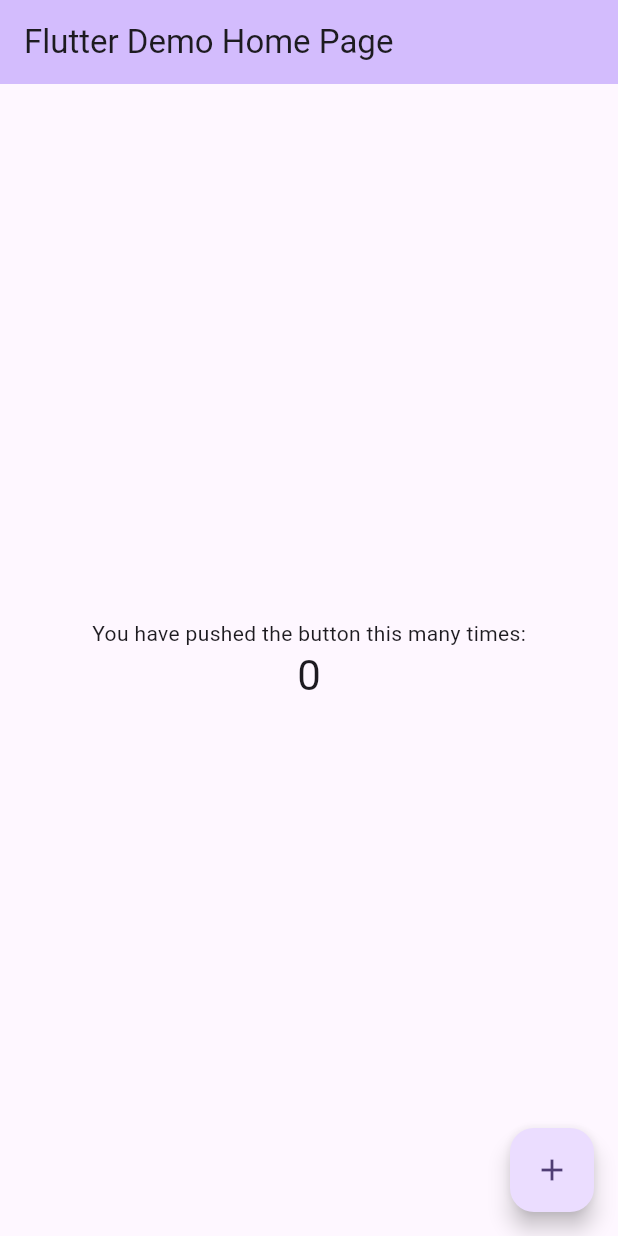
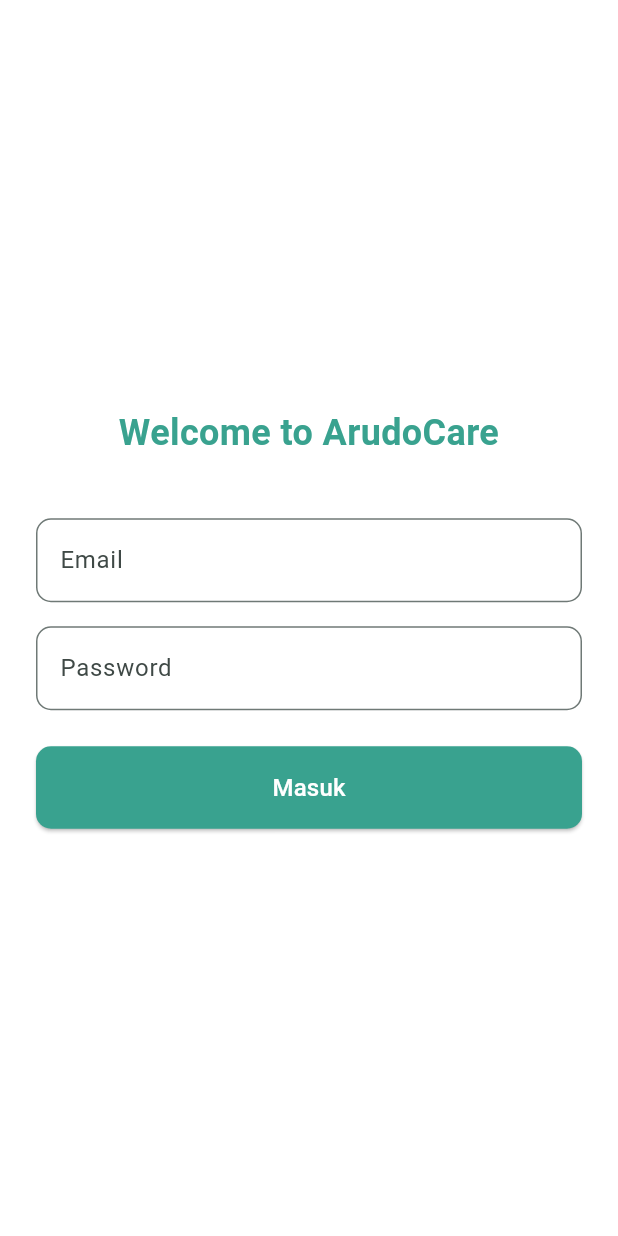
Before and after one commit to ryahazzel/arudocare, a Flutter app: the screen it shows after launch, on a phone screen of 412 x 824 dp. Run offline on Flutter 3.47's test engine with Material 3 defaults, Android fonts, the phone set to English and light mode, and no system bars; our stand-ins replace dio, shared_preferences.

Commit message:
feat: login screen and auth provider

```diff
--- /dev/null
+++ b/mobile/lib/core/api/api_client.dart
@@ -0,0 +1,15 @@
+import 'package:dio/dio.dart';
+
+class ApiClient {
+  static const String baseUrl = 'http://10.0.2.2:8001/api';
+
+  final Dio dio = Dio(BaseOptions(
+    baseUrl: baseUrl,
+    connectTimeout: const Duration(seconds: 10),
+    receiveTimeout: const Duration(seconds: 10),
+    headers: {
+      'Content-Type': 'application/json',
+      'Accept': 'application/json',
+    },
+  ));
+}
--- /dev/null
+++ b/mobile/lib/features/auth/presentations/login_screen.dart
@@ -0,0 +1,98 @@
+import 'package:flutter/material.dart';
+import 'package:provider/provider.dart';
+import '../providers/auth_provider.dart';
+
+class LoginScreen extends StatefulWidget {
+  @override
+  _LoginScreenState createState() => _LoginScreenState();
+}
+
+class _LoginScreenState extends State<LoginScreen> {
+  final _emailController = TextEditingController();
+  final _passwordController = TextEditingController();
+
+  @override
+  Widget build(BuildContext context) {
+    final authProvider = Provider.of<AuthProvider>(context);
+
+    return Scaffold(
+      backgroundColor: Colors.white,
+      body: SafeArea(
+        child: Padding(
+          padding: const EdgeInsets.all(24.0),
+          child: Column(
+            mainAxisAlignment: MainAxisAlignment.center,
+            crossAxisAlignment: CrossAxisAlignment.stretch,
+            children: [
+              const Text(
+                'Welcome to ArudoCare',
+                style: TextStyle(
+                  fontSize: 24,
+                  fontWeight: FontWeight.bold,
+                  color: Color(0xFF39A28F),
+                ),
+                textAlign: TextAlign.center,
+              ),
+              const SizedBox(height: 40),
+              TextField(
+                controller: _emailController,
+                decoration: InputDecoration(
+                  labelText: 'Email',
+                  border: OutlineInputBorder(
+                    borderRadius: BorderRadius.circular(10),
+                  ),
+                ),
+                keyboardType: TextInputType.emailAddress,
+              ),
+              const SizedBox(height: 16),
+              TextField(
+                controller: _passwordController,
+                decoration: InputDecoration(
+                  labelText: 'Password',
+                  border: OutlineInputBorder(
+                    borderRadius: BorderRadius.circular(10),
+                  ),
+                ),
+                obscureText: true,
+              ),
+              const SizedBox(height: 24),
+              ElevatedButton(
+                style: ElevatedButton.styleFrom(
+                  backgroundColor: const Color(0xFF39A28F),
+                  padding: const EdgeInsets.symmetric(vertical: 16),
+                  shape: RoundedRectangleBorder(
+                    borderRadius: BorderRadius.circular(10),
+                  ),
+                ),
+                onPressed: authProvider.isLoading
+                    ? null
+                    : () async {
+                        final success = await authProvider.login(
+                          _emailController.text.trim(),
+                          _passwordController.text.trim(),
+                        );
+
+                        if (success) {
+                          ScaffoldMessenger.of(context).showSnackBar(
+                            const SnackBar(content: Text('Login Success! JWT Saved.')),
+                          );
+                        } else {
+                          ScaffoldMessenger.of(context).showSnackBar(
+                            const SnackBar(content: Text('Login Failed. Check email/password.')),
+                          );
+                        }
+                      },
+                child: authProvider.isLoading
+                    ? const CircularProgressIndicator(color: Colors.white)
+                    : const Text(
+                        'Masuk',
+                        style: TextStyle(fontSize: 16, color: Colors.white),
+                      ),
+              ),
+            ],
+          ),
+        ),
+      ),
+    );
+  }
+}
--- /dev/null
+++ b/mobile/lib/features/auth/providers/auth_provider.dart
@@ -0,0 +1,69 @@
+import 'package:flutter/material.dart';
+import 'package:dio/dio.dart';
+import 'package:shared_preferences/shared_preferences.dart';
+import '../../../core/api/api_client.dart';
+
+class AuthProvider with ChangeNotifier {
+  final ApiClient _apiClient = ApiClient();
+
+  bool _isLoading = false;
+  bool get isLoading => _isLoading;
+
+  String? _token;
+  String? get token => _token;
+
+  Future<bool> login(String email, String password) async {
+    _isLoading = true;
+    notifyListeners();
+
+    try {
+      final response = await _apiClient.dio.post('/auth/login', data: {
+        'email': email,
+        'password': password,
+      });
+
+      if (response.statusCode == 200) {
+        _token = response.data['token'];
+
+        final prefs = await SharedPreferences.getInstance();
+        await prefs.setString('jwt_token', _token!);
+
+        _isLoading = false;
+        notifyListeners();
+        return true;
+      }
+    } on DioException catch (e) {
+      print('Login Error: ${e.response?.data}');
+    }
+
+    _isLoading = false;
+    notifyListeners();
+    return false;
+  }
+
+  Future<bool> register(String name, String email, String password) async {
+    _isLoading = true;
+    notifyListeners();
+
+    try {
+      final response = await _apiClient.dio.post('/auth/register', data: {
+        'name': name,
+        'email': email,
+        'password': password,
+        'role': 'customer',
+      });
+
+      if (response.statusCode == 201) {
+        _isLoading = false;
+        notifyListeners();
+        return true;
+      }
+    } on DioException catch (e) {
+      print('Register Error: ${e.response?.data}');
+    }
+
+    _isLoading = false;
+    notifyListeners();
+    return false;
+  }
+}
--- a/mobile/lib/main.dart
+++ b/mobile/lib/main.dart
@@ -1,122 +1,32 @@
 import 'package:flutter/material.dart';
+import 'package:provider/provider.dart';
+import 'features/auth/providers/auth_provider.dart';
+import 'features/auth/presentations/login_screen.dart';
 
 void main() {
-  runApp(const MyApp());
+  runApp(
+    MultiProvider(
+      providers: [
+        ChangeNotifierProvider(create: (_) => AuthProvider()),
+      ],
+      child: const MyApp(),
+    ),
+  );
 }
 
 class MyApp extends StatelessWidget {
   const MyApp({super.key});
 
-  // This widget is the root of your application.
   @override
   Widget build(BuildContext context) {
     return MaterialApp(
-      title: 'Flutter Demo',
+      title: 'ArudoCare',
+      debugShowCheckedModeBanner: false,
       theme: ThemeData(
-        // This is the theme of your application.
-        //
-        // TRY THIS: Try running your application with "flutter run". You'll see
-        // the application has a purple toolbar. Then, without quitting the app,
-        // try changing the seedColor in the colorScheme below to Colors.green
-        // and then invoke "hot reload" (save your changes or press the "hot
-        // reload" button in a Flutter-supported IDE, or press "r" if you used
-        // the command line to start the app).
-        //
-        // Notice that the counter didn't reset back to zero; the application
-        // state is not lost during the reload. To reset the state, use hot
-        // restart instead.
-        //
-        // This works for code too, not just values: Most code changes can be
-        // tested with just a hot reload.
-        colorScheme: .fromSeed(seedColor: Colors.deepPurple),
+        primaryColor: const Color(0xFF39A28F),
+        colorScheme: ColorScheme.fromSeed(seedColor: const Color(0xFF39A28F)),
       ),
-      home: const MyHomePage(title: 'Flutter Demo Home Page'),
+      home: LoginScreen(),
     );
   }
 }
-
-class MyHomePage extends StatefulWidget {
-  const MyHomePage({super.key, required this.title});
-
-  // This widget is the home page of your application. It is stateful, meaning
-  // that it has a State object (defined below) that contains fields that affect
-  // how it looks.
-
-  // This class is the configuration for the state. It holds the values (in this
-  // case the title) provided by the parent (in this case the App widget) and
-  // used by the build method of the State. Fields in a Widget subclass are
-  // always marked "final".
-
-  final String title;
-
-  @override
-  State<MyHomePage> createState() => _MyHomePageState();
-}
-
-class _MyHomePageState extends State<MyHomePage> {
-  int _counter = 0;
-
-  void _incrementCounter() {
-    setState(() {
-      // This call to setState tells the Flutter framework that something has
-      // changed in this State, which causes it to rerun the build method below
-      // so that the display can reflect the updated values. If we changed
-      // _counter without calling setState(), then the build method would not be
-      // called again, and so nothing would appear to happen.
-      _counter++;
-    });
-  }
-
-  @override
-  Widget build(BuildContext context) {
-    // This method is rerun every time setState is called, for instance as done
-    // by the _incrementCounter method above.
-    //
-    // The Flutter framework has been optimized to make rerunning build methods
-    // fast, so that you can just rebuild anything that needs updating rather
-    // than having to individually change instances of widgets.
-    return Scaffold(
-      appBar: AppBar(
-        // TRY THIS: Try changing the color here to a specific color (to
-        // Colors.amber, perhaps?) and trigger a hot reload to see the AppBar
-        // change color while the other colors stay the same.
-        backgroundColor: Theme.of(context).colorScheme.inversePrimary,
-        // Here we take the value from the MyHomePage object that was created by
-        // the App.build method, and use it to set our appbar title.
-        title: Text(widget.title),
-      ),
-      body: Center(
-        // Center is a layout widget. It takes a single child and positions it
-        // in the middle of the parent.
-        child: Column(
-          // Column is also a layout widget. It takes a list of children and
-          // arranges them vertically. By default, it sizes itself to fit its
-          // children horizontally, and tries to be as tall as its parent.
-          //
-          // Column has various properties to control how it sizes itself and
-          // how it positions its children. Here we use mainAxisAlignment to
-          // center the children vertically; the main axis here is the vertical
-          // axis because Columns are vertical (the cross axis would be
-          // horizontal).
-          //
-          // TRY THIS: Invoke "debug painting" (choose the "Toggle Debug Paint"
-          // action in the IDE, or press "p" in the console), to see the
-          // wireframe for each widget.
-          mainAxisAlignment: .center,
-          children: [
-            const Text('You have pushed the button this many times:'),
-            Text(
-              '$_counter',
-              style: Theme.of(context).textTheme.headlineMedium,
-            ),
-          ],
-        ),
-      ),
-      floatingActionButton: FloatingActionButton(
-        onPressed: _incrementCounter,
-        tooltip: 'Increment',
-        child: const Icon(Icons.add),
-      ),
-    );
-  }
-}
--- a/mobile/pubspec.yaml
+++ b/mobile/pubspec.yaml
@@ -32,8 +32,10 @@
     sdk: flutter
   google_fonts: ^6.0.0
   flutter_svg: ^2.0.0
-  provider: ^6.1.1
+  provider: ^6.1.5+1
   carousel_slider: ^4.2.1
+  dio: ^5.9.2
+  shared_preferences: ^2.5.5
 
 dev_dependencies:
   flutter_test:
```
Also changed, not shown: mobile/pubspec.lock, 4 other files.
